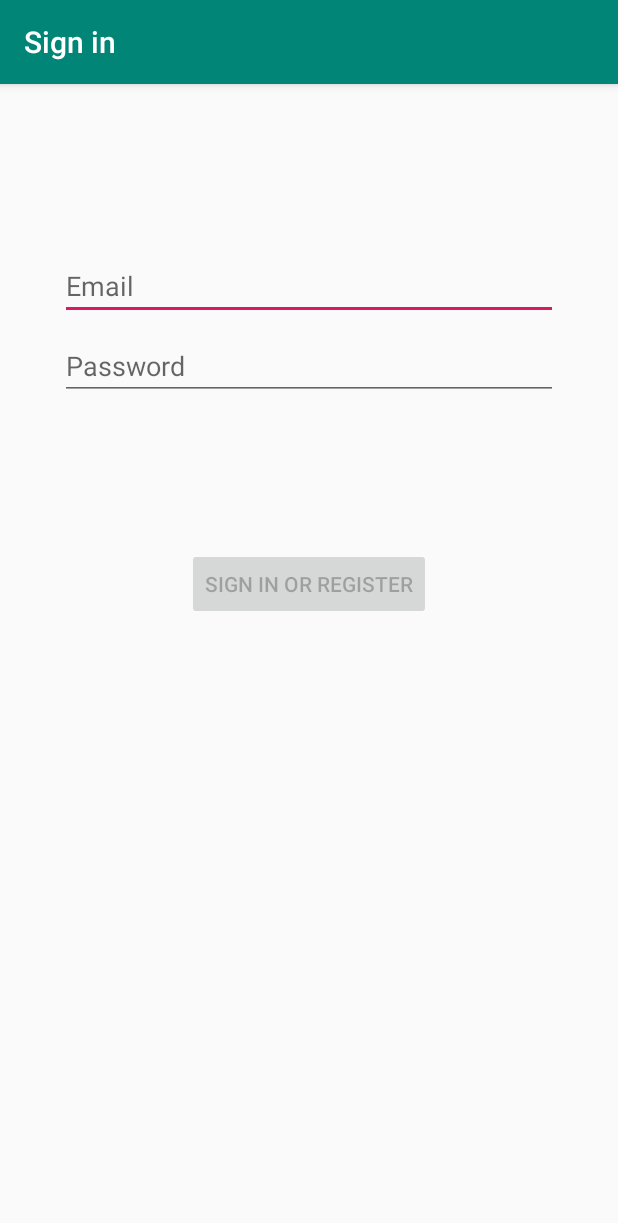
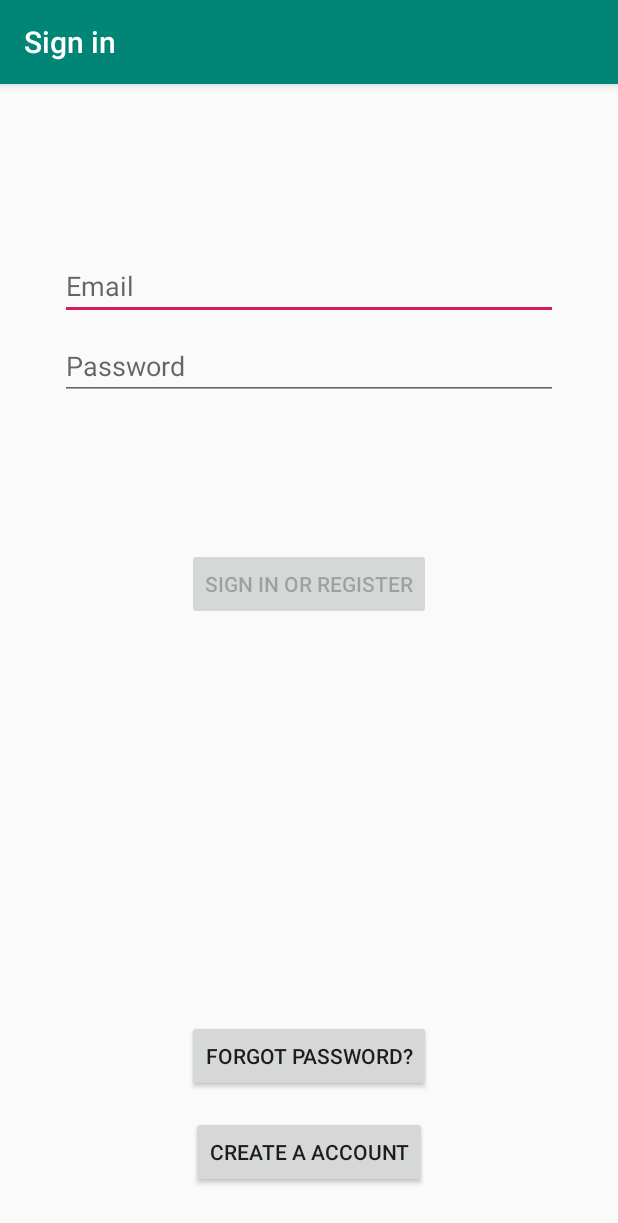
Before and after one commit to whitneyharrism/ScriptureApp, an Android app: the screen it shows after launch (LoginActivity), on a phone screen of 412 x 824 dp. Shown: the top 1223 px of the screen. Run offline under Robolectric (Android 15) with nearby library versions, the light colour scheme and no system bars.

Commit message:
empty profile logic

```diff
--- a/app/src/main/java/com/example/scripturestudyapp/Profile.java
+++ b/app/src/main/java/com/example/scripturestudyapp/Profile.java
@@ -4,11 +4,30 @@ import androidx.appcompat.app.AppCompatActivity;
 
 import android.os.Bundle;
 
+import java.util.LinkedList;
+
 public class Profile extends AppCompatActivity {
+    String userName;
+    String password;
+    LinkedList<String> goals = new LinkedList<>();
+    //list of notifications
+    //reading tracker
 
     @Override
     protected void onCreate(Bundle savedInstanceState) {
         super.onCreate(savedInstanceState);
         setContentView(R.layout.activity_profile);
     }
+
+    public void displayNotifications(String message)
+    {
+
+    }
+
+    public void muteNotifications()
+    {
+
+    }
+
+
 }
--- a/app/src/main/res/layout/activity_login.xml
+++ b/app/src/main/res/layout/activity_login.xml
@@ -75,4 +75,24 @@
         app:layout_constraintStart_toStartOf="@+id/password"
         app:layout_constraintTop_toTopOf="parent"
         app:layout_constraintVertical_bias="0.3" />
+
+    <Button
+        android:id="@+id/button"
+        android:layout_width="wrap_content"
+        android:layout_height="wrap_content"
+        android:layout_marginBottom="16dp"
+        android:text="@string/create_account"
+        app:layout_constraintBottom_toBottomOf="parent"
+        app:layout_constraintEnd_toEndOf="parent"
+        app:layout_constraintStart_toStartOf="parent" />
+
+    <Button
+        android:id="@+id/button2"
+        android:layout_width="wrap_content"
+        android:layout_height="wrap_content"
+        android:layout_marginBottom="16dp"
+        android:text="@string/forgot_password"
+        app:layout_constraintBottom_toTopOf="@+id/button"
+        app:layout_constraintEnd_toEndOf="parent"
+        app:layout_constraintStart_toStartOf="parent" />
 </androidx.constraintlayout.widget.ConstraintLayout>
--- a/app/src/main/res/values/strings.xml
+++ b/app/src/main/res/values/strings.xml
@@ -103,4 +103,6 @@
     </string>
     <string name="action_settings">Settings</string>
     <string name="title_activity_lesson_page">Lesson Page</string>
+    <string name="forgot_password">Forgot password?</string>
+    <string name="create_account">Create a account</string>
 </resources>
```
